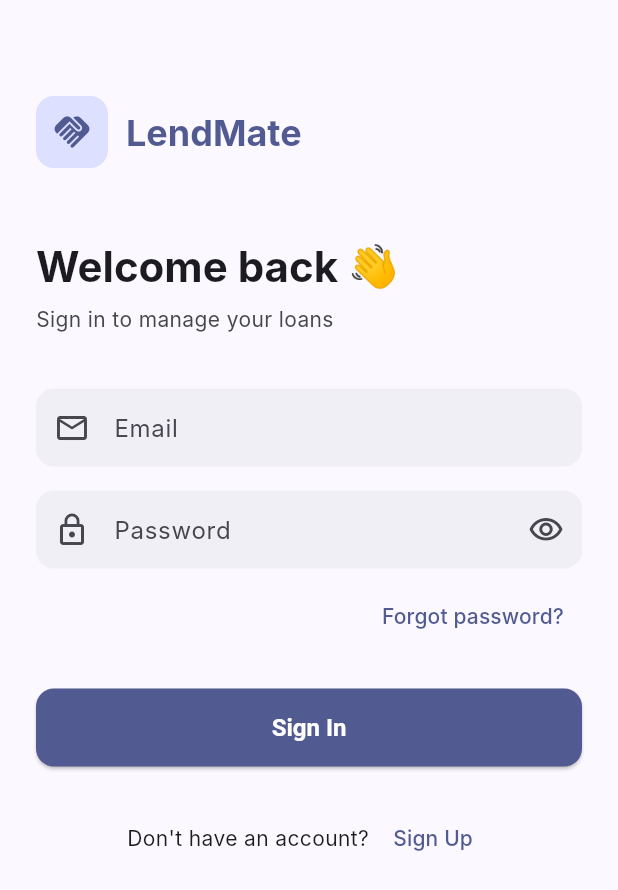
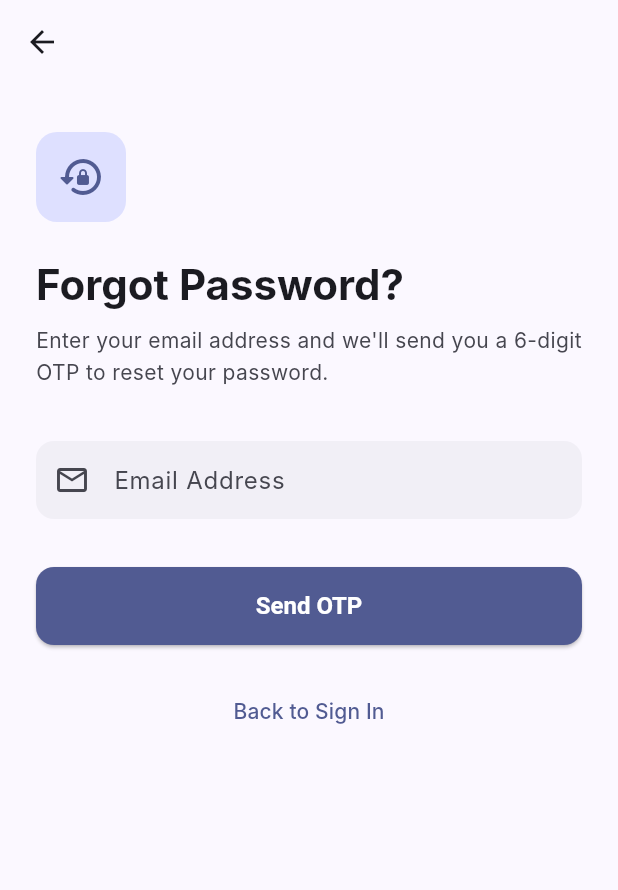
Before and after one commit to kumaranuket123/lend_mate, a Flutter app: the screen it shows after launch, after a tap on "Forgot password?", on a phone screen of 412 x 824 dp. Shown: the top 890 px of the screen. Run offline on Flutter 3.47's test engine with Material 3 defaults, Android fonts, the phone set to English and light mode, and no system bars; our stand-ins replace firebase_core, firebase_messaging, flutter_bloc, flutter_local_notifications, go_router, image_picker and 1 more; accounts and stored records are empty; Roboto replaces fonts that are missing (Inter).

Commit message:
implement password reset flow with OTP verification
- Add `ForgotPasswordScreen` to request a 6-digit OTP via email.
- Add `OtpVerifyScreen` featuring a 6-box OTP input and password reset fields.
- Update `AuthRepository` with `sendOtp` and `verifyOtpAndResetPassword` methods using Supabase Auth.
- Configure routes in `GoRouter` for `/forgot-password` and `/otp-verify`, including session redirection logic.
- Connect "Forgot password?" button on the login screen to the new reset flow.

```diff
--- a/lib/core/router.dart
+++ b/lib/core/router.dart
@@ -1,6 +1,8 @@
 import 'package:go_router/go_router.dart';
 import 'package:supabase_flutter/supabase_flutter.dart';
+import '../features/auth/ui/forgot_password_screen.dart';
 import '../features/auth/ui/login_screen.dart';
+import '../features/auth/ui/otp_verify_screen.dart';
 import '../features/auth/ui/signup_screen.dart';
 import '../features/home/ui/home_screen.dart';
 import '../features/loan/ui/create_loan_screen.dart';
@@ -15,7 +17,9 @@ final appRouter = GoRouter(
     final session = Supabase.instance.client.auth.currentSession;
     final isAuth = session != null;
     final isAuthRoute = state.matchedLocation == '/login' ||
-        state.matchedLocation == '/signup';
+        state.matchedLocation == '/signup' ||
+        state.matchedLocation == '/forgot-password' ||
+        state.matchedLocation == '/otp-verify';
 
     if (!isAuth && !isAuthRoute) return '/login';
     if (isAuth && isAuthRoute) return '/home';
@@ -23,8 +27,13 @@ final appRouter = GoRouter(
   },
   routes: [
     GoRoute(path: '/',       redirect: (_, __) => '/login'),
-    GoRoute(path: '/login',  builder: (_, __) => const LoginScreen()),
-    GoRoute(path: '/signup', builder: (_, __) => const SignupScreen()),
+    GoRoute(path: '/login',            builder: (_, __) => const LoginScreen()),
+    GoRoute(path: '/signup',           builder: (_, __) => const SignupScreen()),
+    GoRoute(path: '/forgot-password',  builder: (_, __) => const ForgotPasswordScreen()),
+    GoRoute(
+      path: '/otp-verify',
+      builder: (_, state) => OtpVerifyScreen(email: state.extra as String),
+    ),
     GoRoute(path: '/home',        builder: (_, __) => const HomeScreen()),
     GoRoute(path: '/create-loan', builder: (_, __) => const CreateLoanScreen()),
     GoRoute(
--- a/lib/features/auth/data/auth_repository.dart
+++ b/lib/features/auth/data/auth_repository.dart
@@ -33,6 +33,30 @@ class AuthRepository {
     return res;
   }
 
+  /// Sends a 6-digit OTP to the email for password reset.
+  Future<void> sendOtp(String email) async {
+    debugPrint('[Auth] sendOtp → email=$email');
+    await supabase.auth.signInWithOtp(email: email);
+    debugPrint('[Auth] sendOtp ✓');
+  }
+
+  /// Verifies the OTP, establishes a session, then updates the password.
+  Future<void> verifyOtpAndResetPassword({
+    required String email,
+    required String otp,
+    required String newPassword,
+  }) async {
+    debugPrint('[Auth] verifyOtp → email=$email');
+    await supabase.auth.verifyOTP(
+      email: email,
+      token: otp,
+      type: OtpType.email,
+    );
+    debugPrint('[Auth] verifyOtp ✓ → updating password');
+    await supabase.auth.updateUser(UserAttributes(password: newPassword));
+    debugPrint('[Auth] password updated ✓');
+  }
+
   Future<void> signOut() async {
     debugPrint('[Auth] signOut →');
     await supabase.auth.signOut();
--- /dev/null
+++ b/lib/features/auth/ui/forgot_password_screen.dart
@@ -0,0 +1,128 @@
+import 'package:flutter/material.dart';
+import 'package:go_router/go_router.dart';
+import '../data/auth_repository.dart';
+import '../../../shared/widgets/lm_button.dart';
+import '../../../shared/widgets/lm_text_field.dart';
+
+class ForgotPasswordScreen extends StatefulWidget {
+  const ForgotPasswordScreen({super.key});
+
+  @override
+  State<ForgotPasswordScreen> createState() => _ForgotPasswordScreenState();
+}
+
+class _ForgotPasswordScreenState extends State<ForgotPasswordScreen> {
+  final _formKey = GlobalKey<FormState>();
+  final _email   = TextEditingController();
+  final _repo    = AuthRepository();
+  bool _loading  = false;
+
+  @override
+  void dispose() {
+    _email.dispose();
+    super.dispose();
+  }
+
+  Future<void> _submit() async {
+    if (!_formKey.currentState!.validate()) return;
+    setState(() => _loading = true);
+    try {
+      await _repo.sendOtp(_email.text.trim());
+      if (!mounted) return;
+      context.push('/otp-verify', extra: _email.text.trim());
+    } catch (e) {
+      if (!mounted) return;
+      ScaffoldMessenger.of(context).showSnackBar(
+        SnackBar(
+          content: Text(e.toString()),
+          backgroundColor: Theme.of(context).colorScheme.error,
+        ),
+      );
+    } finally {
+      if (mounted) setState(() => _loading = false);
+    }
+  }
+
+  @override
+  Widget build(BuildContext context) {
+    final cs = Theme.of(context).colorScheme;
+    final tt = Theme.of(context).textTheme;
+    return Scaffold(
+      backgroundColor: cs.surface,
+      appBar: AppBar(
+        backgroundColor: cs.surface,
+        elevation: 0,
+        leading: BackButton(color: cs.onSurface),
+      ),
+      body: SafeArea(
+        child: SingleChildScrollView(
+          padding: const EdgeInsets.symmetric(horizontal: 24, vertical: 16),
+          child: Form(
+            key: _formKey,
+            child: Column(
+              crossAxisAlignment: CrossAxisAlignment.start,
+              children: [
+                const SizedBox(height: 16),
+
+                Container(
+                  padding: const EdgeInsets.all(14),
+                  decoration: BoxDecoration(
+                    color: cs.primaryContainer,
+                    borderRadius: BorderRadius.circular(14),
+                  ),
+                  child: Icon(Icons.lock_reset_rounded,
+                      color: cs.primary, size: 32),
+                ),
+
+                const SizedBox(height: 24),
+
+                Text('Forgot Password?',
+                    style: tt.headlineMedium?.copyWith(
+                      fontWeight: FontWeight.w700,
+                    )),
+                const SizedBox(height: 8),
+                Text(
+                  'Enter your email address and we\'ll send you a 6-digit OTP to reset your password.',
+                  style: tt.bodyMedium?.copyWith(
+                    color: cs.onSurfaceVariant,
+                    height: 1.5,
+                  ),
+                ),
+
+                const SizedBox(height: 36),
+
+                LmTextField(
+                  label: 'Email Address',
+                  controller: _email,
+                  keyboardType: TextInputType.emailAddress,
+                  prefixIcon: const Icon(Icons.email_outlined),
+                  validator: (v) => v == null || !v.contains('@')
+                      ? 'Enter a valid email'
+                      : null,
+                ),
+
+                const SizedBox(height: 32),
+
+                LmButton(
+                  label: 'Send OTP',
+                  loading: _loading,
+                  onPressed: _submit,
+                ),
+
+                const SizedBox(height: 20),
+
+                Center(
+                  child: TextButton(
+                    onPressed: () => context.pop(),
+                    child: Text('Back to Sign In',
+                        style: TextStyle(color: cs.primary)),
+                  ),
+                ),
+              ],
+            ),
+          ),
+        ),
+      ),
+    );
+  }
+}
--- a/lib/features/auth/ui/login_screen.dart
+++ b/lib/features/auth/ui/login_screen.dart
@@ -143,7 +143,7 @@ class _LoginViewState extends State<_LoginView> {
                   Align(
                     alignment: Alignment.centerRight,
                     child: TextButton(
-                      onPressed: () {}, // TODO: forgot password
+                      onPressed: () => context.push('/forgot-password'),
                       child: const Text('Forgot password?'),
                     ),
                   ),
```
Also changed, not shown: lib/features/auth/ui/otp_verify_screen.dart (added, +285 -0 lines).
